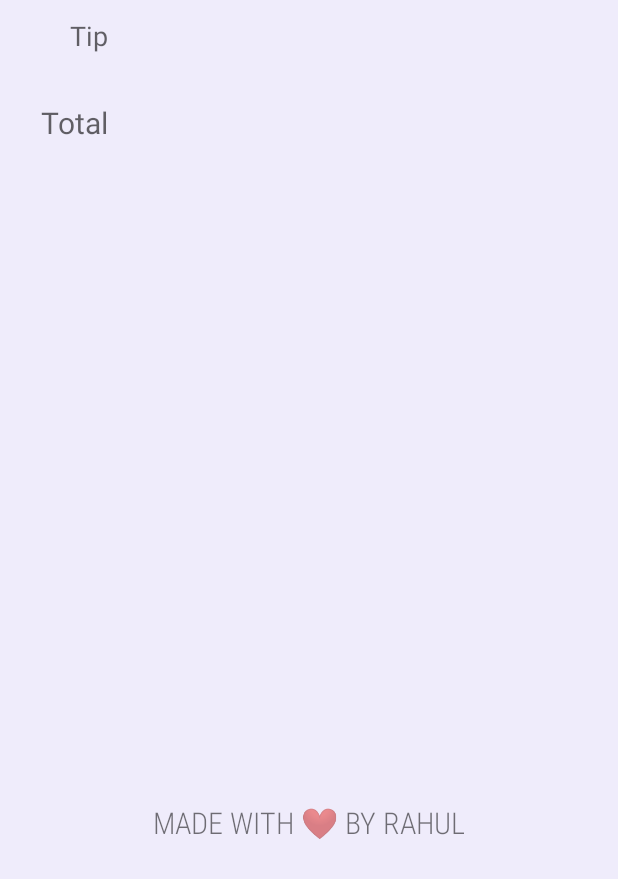
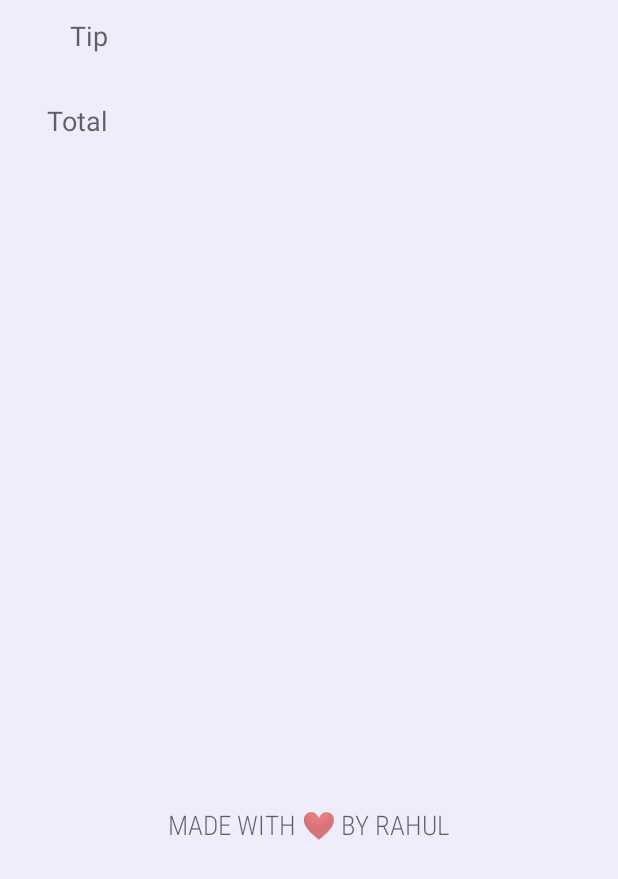
Before and after one commit to Trabochuk/AndroidTippy, an Android app: the screen it shows after launch (MainActivity), on a phone screen of 412 x 824 dp. Shown: the part 345-1224 px from the top of the screen. Run offline under Robolectric (Android 15) with nearby library versions, the phone set to English and light mode, and no system bars.

Commit message:
Style updates

```diff
--- a/app/src/main/java/com/rkpandey/tipcalculator/MainActivity.kt
+++ b/app/src/main/java/com/rkpandey/tipcalculator/MainActivity.kt
@@ -76,8 +76,8 @@ class MainActivity : AppCompatActivity() {
         tvTipDescription.text = tipDescription
         val color = ArgbEvaluator().evaluate(
             tipPercent.toFloat() / seekBarTip.max,
-            ContextCompat.getColor(this, R.color.colorWorstTip),
-            ContextCompat.getColor(this, R.color.colorBestTip)
+            ContextCompat.getColor(this, R.color.color_worst_tip),
+            ContextCompat.getColor(this, R.color.color_best_tip)
         ) as Int
         tvTipDescription.setTextColor(color)
     }
--- a/app/src/main/res/layout/activity_main.xml
+++ b/app/src/main/res/layout/activity_main.xml
@@ -36,7 +36,6 @@
         android:layout_marginTop="32dp"
         android:text="Total"
         android:textAppearance="@style/TextAppearance.AppCompat.Medium"
-        android:textSize="20sp"
         app:layout_constraintEnd_toEndOf="@+id/tvTipLabel"
         app:layout_constraintTop_toBottomOf="@+id/tvTipLabel" />
 
@@ -61,7 +60,6 @@
         android:ems="8"
         android:hint="Bill amount"
         android:inputType="numberDecimal"
-        android:minHeight="48dp"
         android:textSize="24sp"
         app:layout_constraintBottom_toBottomOf="@+id/tvBaseLabel"
         app:layout_constraintStart_toEndOf="@+id/tvBaseLabel"
@@ -117,7 +115,7 @@
         android:fontFamily="sans-serif-condensed-light"
         android:text="Made with ❤ by Rahul"
         android:textAllCaps="true"
-        android:textSize="20sp"
+        android:textAppearance="@style/TextAppearance.AppCompat.Medium"
         app:layout_constraintBottom_toBottomOf="parent"
         app:layout_constraintEnd_toEndOf="parent"
         app:layout_constraintStart_toStartOf="parent" />
--- a/app/src/main/res/values/colors.xml
+++ b/app/src/main/res/values/colors.xml
@@ -12,6 +12,6 @@
     <color name="darker_blue">#07256E</color>
 
     <color name="background_blue">#EFECFB</color>
-    <color name="colorWorstTip">#DC1E0B</color>
-    <color name="colorBestTip">#35BA01</color>
+    <color name="color_worst_tip">#DC1E0B</color>
+    <color name="color_best_tip">#35BA01</color>
 </resources>
```
